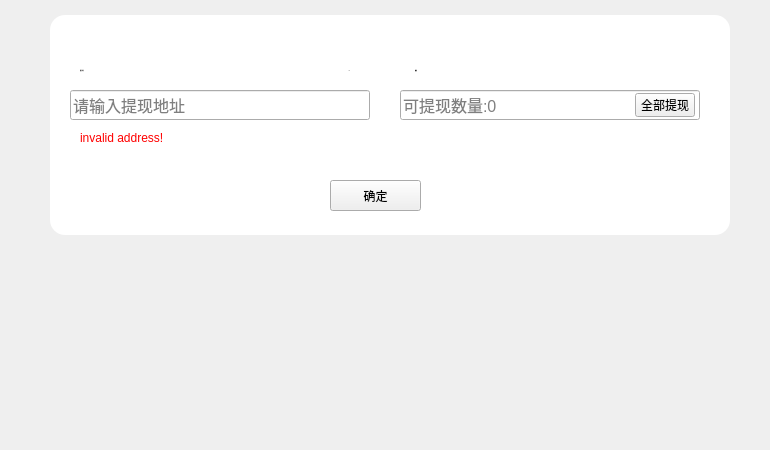
Above: LNKWallet/withdrawpage/WithdrawInputWidget.ui from HcashOrg/hx-indicator before the change. Below: the same form after it.
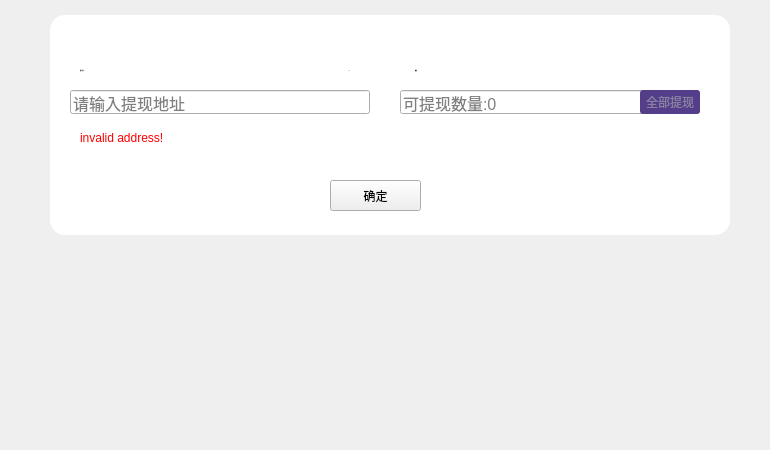
That is the form after the change.

```diff
--- a/LNKWallet/withdrawpage/WithdrawInputWidget.ui
+++ b/LNKWallet/withdrawpage/WithdrawInputWidget.ui
@@ -100,7 +100,7 @@
      <x>70</x>
      <y>90</y>
      <width>300</width>
-     <height>30</height>
+     <height>24</height>
     </rect>
    </property>
    <property name="font">
@@ -118,7 +118,7 @@
      <x>400</x>
      <y>90</y>
      <width>300</width>
-     <height>30</height>
+     <height>24</height>
     </rect>
    </property>
    <property name="font">
@@ -133,8 +133,8 @@
   <widget class="QToolButton" name="toolButton_all">
    <property name="geometry">
     <rect>
-     <x>635</x>
-     <y>93</y>
+     <x>640</x>
+     <y>90</y>
      <width>60</width>
      <height>24</height>
     </rect>
@@ -142,6 +142,10 @@
    <property name="cursor">
     <cursorShape>PointingHandCursor</cursorShape>
    </property>
+   <property name="styleSheet">
+    <string notr="true">QToolButton{color: rgb(137,129, 161);font: 11px &quot;微软雅黑&quot;;background-color: rgb(84,61,137);border:0px solid white;border-radius:3px;}
+QToolButton:hover{color:white;}</string>
+   </property>
    <property name="text">
     <string>全部提现</string>
    </property>
```
